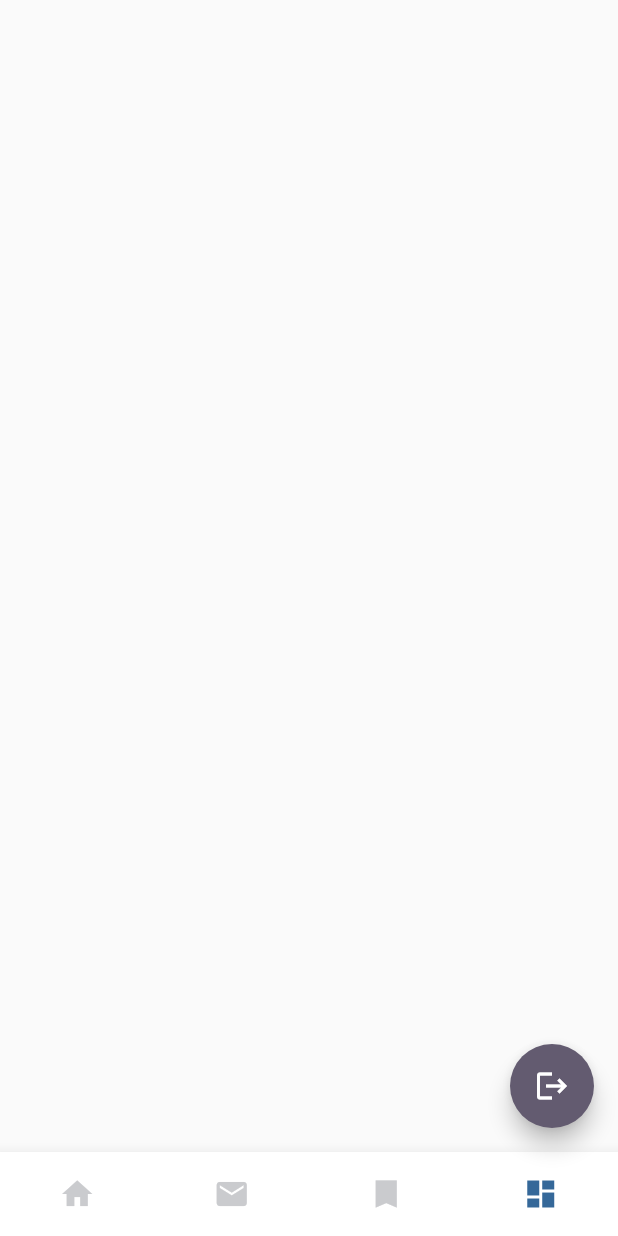
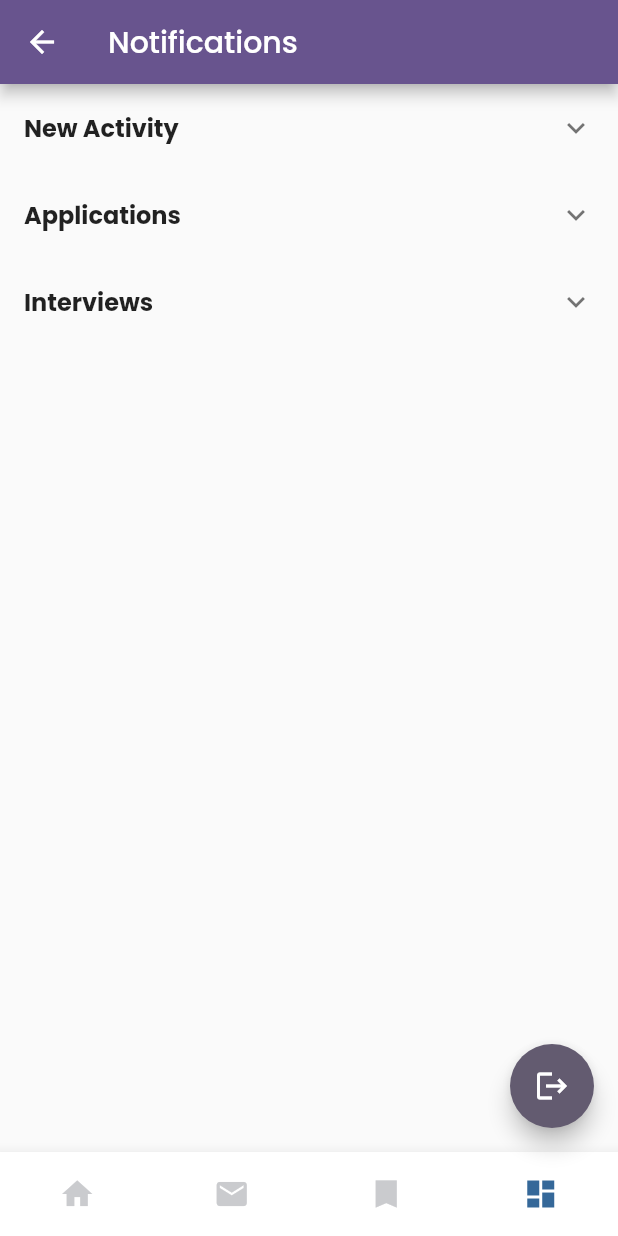
Before and after one commit to noemialcantara/labor-link-mobile, a Flutter app: the screen it shows once a user with an empty profile is signed in, item 4 of the bottom bar chosen, on a phone screen of 412 x 824 dp. Run offline on Flutter 3.47's test engine with Material 3 defaults, Android fonts, the phone set to English and light mode, and no system bars; drawn by our look-alikes of animated_bottom_navigation_bar; our stand-ins replace auto_size_text, firebase_auth, firebase_core, google_fonts; accounts and stored records are empty.

Commit message:
Notification Screen and Saved Jobs Screen

```diff
--- a/lib/screens/LoginOrRegistrationScreen.dart
+++ b/lib/screens/LoginOrRegistrationScreen.dart
@@ -1,3 +1,5 @@
+// ignore_for_file: file_names
+
 import 'package:flutter/material.dart';
 import 'package:labor_link_mobile/screens/LoginScreen.dart';
 import 'package:labor_link_mobile/screens/RegistrationScreen.dart';
--- a/lib/screens/NotificationsScreen.dart
+++ b/lib/screens/NotificationsScreen.dart
@@ -1,17 +1,56 @@
 import 'package:flutter/material.dart';
 import 'package:google_fonts/google_fonts.dart';
 
-class NotificationsScreen extends StatefulWidget {
-  const NotificationsScreen({Key? key}) : super(key: key);
-
-  @override
-  _NotificationsScreenState createState() => _NotificationsScreenState();
-}
-
-class _NotificationsScreenState extends State<NotificationsScreen> {
+class NotificationsScreen extends StatelessWidget {
   @override
   Widget build(BuildContext context) {
-    //TODO: for the one assigned here: Please update this screen. You can change this Container() child. Please use GoogleFonts.poppins() for text style
-    return  Container();
+    // Sample data for notifications
+    final Map<String, List<Map<String, String>>> notifications = {
+      'New Activity': [
+        {
+          'title': 'Final Interview with XYZ Corporation',
+          'time': '12 minutes ago',
+        },
+        {
+          'title': 'Contact from PAGCOR in 24 hours',
+          'time': '5 months ago',
+        },
+      ],
+      'Applications': [
+        {
+          'title': 'Application submitted to XYZ Corporation',
+          'time': '2 days ago',
+        },
+        {
+          'title': 'PAGCOR is reviewing your application',
+          'time': '5 months ago',
+        },
+      ],
+      'Interviews': [
+        {
+          'title': 'Interview with XYZ Corporation',
+          'time': '4 hours ago',
+        },
+      ],
+    };
+
+    return Scaffold(
+      appBar: AppBar(
+        title: Text('Notifications', style: GoogleFonts.poppins()),
+      ),
+      body: ListView(
+        children: notifications.entries.map((entry) {
+          return ExpansionTile(
+            title: Text(entry.key, style: GoogleFonts.poppins(fontWeight: FontWeight.bold)),
+            children: entry.value.map((notification) {
+              return ListTile(
+                title: Text(notification['title']!, style: GoogleFonts.poppins()),
+                subtitle: Text(notification['time']!),
+              );
+            }).toList(),
+          );
+        }).toList(),
+      ),
+    );
   }
 }
--- a/lib/screens/SavedJobsScreen.dart
+++ b/lib/screens/SavedJobsScreen.dart
@@ -11,7 +11,22 @@ class SavedJobsScreen extends StatefulWidget {
 class _SavedJobsScreenState extends State<SavedJobsScreen> {
   @override
   Widget build(BuildContext context) {
-    //TODO: for the one assigned here: Please update this screen. You can change this Container() child. Please use GoogleFonts.poppins() for text style
-    return  Container();
+    return Scaffold(
+      appBar: AppBar(
+        title: Text(
+          'Saved Jobs',
+          style: GoogleFonts.poppins(), // Using Google Fonts for the app bar text style
+        ),
+      ),
+      body: Center(
+        child: Text(
+          'No saved jobs yet!',
+          style: GoogleFonts.poppins( // Using Google Fonts for the text style
+            fontSize: 20,
+            fontWeight: FontWeight.bold,
+          ),
+        ),
+      ),
+    );
   }
 }
--- a/pubspec.yaml
+++ b/pubspec.yaml
@@ -37,7 +37,7 @@ dependencies:
   cupertino_icons: ^1.0.2
   firebase_auth: ^4.6.1
   firebase_core: ^2.13.0
-  google_fonts: 6.2.0
+  google_fonts: 6.1.0
   animated_bottom_navigation_bar: ^1.3.3
   circular_reveal_animation: ^2.0.1
   auto_size_text: ^3.0.0
```
Also changed, not shown: pubspec.lock.
